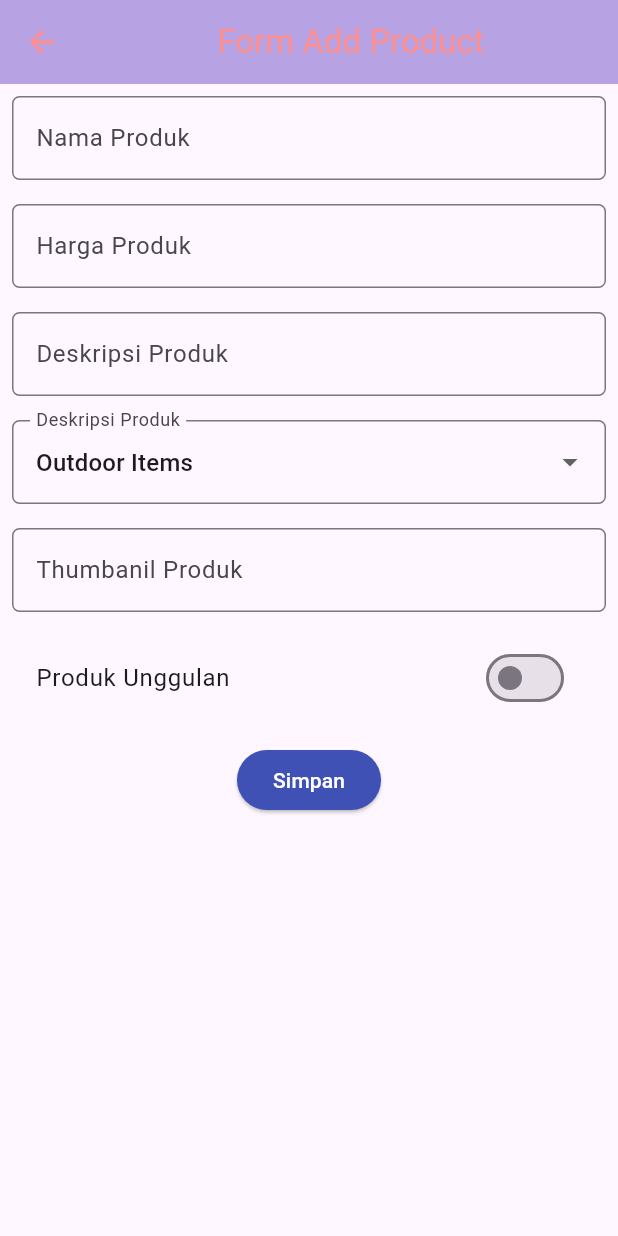
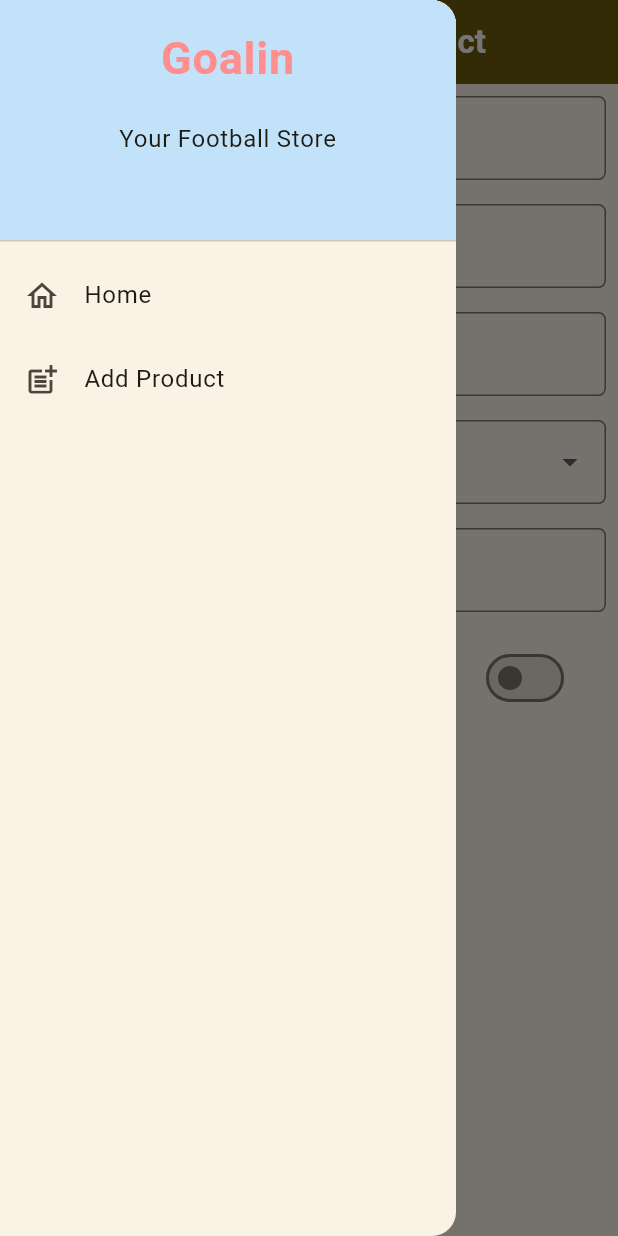
Before and after one commit to Evanlikescode/goalin-mobile-app, a Flutter app: the ProductFormPage screen opened directly, with the side drawer open (before the commit the screen has no drawer), on a phone screen of 412 x 824 dp. Run offline on Flutter 3.47's test engine with Material 3 defaults, Android fonts, the phone set to English and light mode, and no system bars.

Commit message:
add drawer and modify form

```diff
--- a/lib/main.dart
+++ b/lib/main.dart
@@ -14,7 +14,7 @@ class MyApp extends StatelessWidget {
       title: 'Goalin',
       debugShowCheckedModeBanner: false,
       theme: ThemeData(
-        colorScheme: ColorScheme.fromSeed(seedColor: Colors.deepPurple),
+        colorScheme: ColorScheme.fromSeed(seedColor: Color(0xFFFFF1CB)),
       ),
       home: MyHomePage(),
     );
--- a/lib/screens/product_form.dart
+++ b/lib/screens/product_form.dart
@@ -1,5 +1,6 @@
 import 'package:flutter/material.dart';
 import 'package:flutter/services.dart';
+import 'package:goalin/widgets/left_drawer.dart';
 
 class ProductFormPage extends StatefulWidget{
     const ProductFormPage({super.key});
@@ -29,12 +30,12 @@ class _ProductFormPageState extends State<ProductFormPage>{
         return Scaffold(
             appBar: AppBar(
                 title: const Center(
-                    child: Text('Form Add Product'),
+                    child: Text('Form Add Product', style: TextStyle(fontWeight: FontWeight.bold),),
                 ),
-                backgroundColor: Color(0xFFB7A3E3),
-                foregroundColor: Color(0xFFFF8F8F),
+                backgroundColor: Theme.of(context).colorScheme.primary,
+                foregroundColor: Colors.white,
             ),
-
+            drawer: LeftDrawer(),
             body: Form(
                 key: _formKey, // handler form state, validasi form, penyimpanan form
                 child: SingleChildScrollView(
@@ -188,8 +189,8 @@ class _ProductFormPageState extends State<ProductFormPage>{
                                 padding: const EdgeInsets.all(8.0),
                                 child: TextFormField(
                                     decoration: InputDecoration(
-                                        hintText: "Thumbanil Produk",
-                                        labelText: "Thumbanil Produk",
+                                        hintText: "Thumbnail Produk",
+                                        labelText: "Thumbnail Produk",
                                         border: OutlineInputBorder(
                                             borderRadius: BorderRadius.circular(5.0),
                                             borderSide: BorderSide(color: Colors.black)
@@ -222,6 +223,7 @@ class _ProductFormPageState extends State<ProductFormPage>{
                                 padding: const EdgeInsets.all(8.0),
                                 child: SwitchListTile(
                                     title: const Text("Produk Unggulan"),
+
                                     value: _isFeatured,
                                     onChanged: (bool value) {
                                         setState(() {
@@ -229,6 +231,7 @@ class _ProductFormPageState extends State<ProductFormPage>{
                                         });
                                     },
                                 ),
+
                             ),
 
 
@@ -240,8 +243,7 @@ class _ProductFormPageState extends State<ProductFormPage>{
                                     padding: const EdgeInsets.all(8.0),
                                     child: ElevatedButton(
                                     style: ButtonStyle(
-                                        backgroundColor:
-                                            MaterialStateProperty.all(Colors.indigo),
+                                        backgroundColor: MaterialStateProperty.all(Color(0xFFB7A3E3)),
                                     ),
                                     onPressed: () {
                                         if (_formKey.currentState!.validate()) {
@@ -258,7 +260,7 @@ class _ProductFormPageState extends State<ProductFormPage>{
                                                     Text('Nama Produk: $_name'),
                                                     Text('Harga Produk: $_price'),
                                                     Text('Deskripsi Produk: $_desc'),
-                                                    Text('Kategori: $_category'),
+                                                    Text('Kategori: ${_categories[_category]}'),
                                                     Text('Thumbnail: $_thumbnail'),
                                                     Text('Unggulan: ${_isFeatured ? "Ya" : "Tidak"}'),
                                                     ],
--- /dev/null
+++ b/lib/widgets/left_drawer.dart
@@ -0,0 +1,71 @@
+import 'package:flutter/material.dart';
+import 'package:goalin/screens/action_menu.dart';
+import 'package:goalin/screens/product_form.dart';
+
+class LeftDrawer extends StatelessWidget {
+
+    const LeftDrawer({super.key});
+
+    @override
+    Widget build(BuildContext context){
+        return Drawer(
+            child: ListView(
+                children: [
+
+                    const DrawerHeader(
+                        decoration: BoxDecoration(
+                            color: Color(0xFFC2E2FA)
+                        ),
+
+                        child: Column(
+                            children: [
+                                Text(
+                                    'Goalin',
+                                    textAlign: TextAlign.center,
+                                    style: TextStyle(
+                                        fontSize: 30,
+                                        fontWeight: FontWeight.bold,
+                                        color: Color(0xFFFF8F8F)
+                                    ),
+                                ),
+                                Padding(padding: EdgeInsets.all(10)),
+                                Text("Your Football Store", textAlign: TextAlign.center)
+                            ],
+                        ),
+
+                    ),
+
+                    ListTile(
+                        leading: const Icon(Icons.home_outlined),
+                        title: const Text('Home'),
+                        onTap: () {
+                            Navigator.pushReplacement(
+                                context,
+                                MaterialPageRoute(
+                                    builder:  (context) => MyHomePage()
+                                )
+                            );
+                        },
+                    ),
+
+
+                     ListTile(
+                        leading: const Icon(Icons.post_add),
+                        title: const Text('Add Product'),
+                        onTap: () {
+                            Navigator.pushReplacement(
+                                context,
+                                MaterialPageRoute(
+                                    builder:  (context) => ProductFormPage()
+                                )
+                            );
+                        },
+                    )
+
+
+                ],
+            ),
+        );
+    }
+
+}
```
Also changed, not shown: lib/screens/action_menu.dart (+14 -0 lines). Lines whose indentation alone changed are shown as unchanged.
